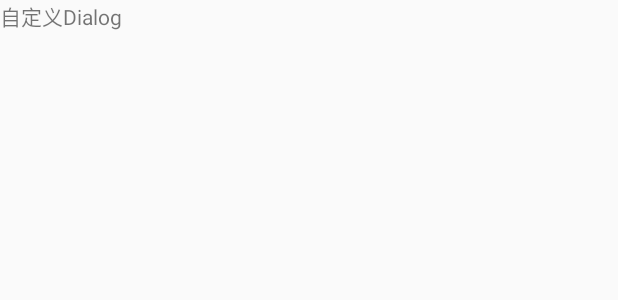
After one commit to UCodeUStory/CustomDialog, an Android app: the layout confirm_dialog.xml on its own in the app's theme, with its tools: preview values and no code run, on a phone screen of 412 x 824 dp. The commit adds this screen. Shown: the top 300 px of the screen. Run offline under Robolectric (Android 15) with nearby library versions, the light colour scheme and no system bars.

```diff
--- /dev/null
+++ b/app/src/main/res/layout/confirm_dialog.xml
@@ -0,0 +1,9 @@
+<?xml version="1.0" encoding="utf-8"?>
+<LinearLayout xmlns:android="http://schemas.android.com/apk/res/android"
+              android:orientation="vertical"
+              android:layout_width="match_parent"
+              android:layout_height="match_parent">
+
+    <TextView android:layout_width="match_parent" android:layout_height="wrap_content"
+    android:text="自定义Dialog"/>
+</LinearLayout>
```
Also changed, not shown: app/src/main/java/com/example/qiyue/customdialog/ui/CustomDialog.java (renamed from app/src/main/java/com/example/qiyue/customdialog/ui/CustomDialog2.java, +23 -32 lines), app/src/main/java/com/example/qiyue/customdialog/ui/CustomMenuDialog.java (added, +16 -0 lines).
